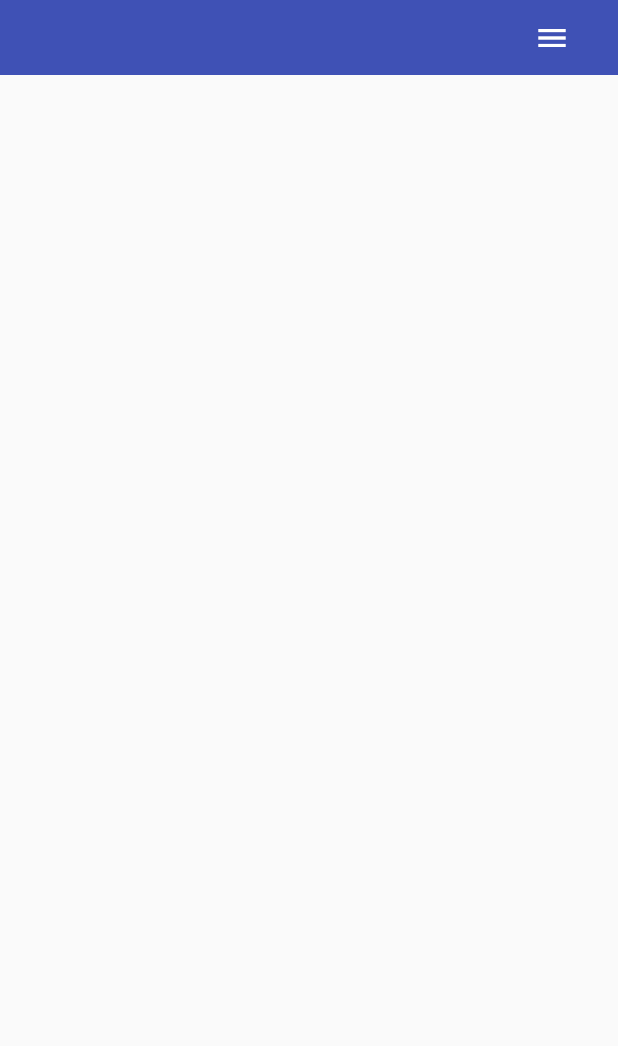
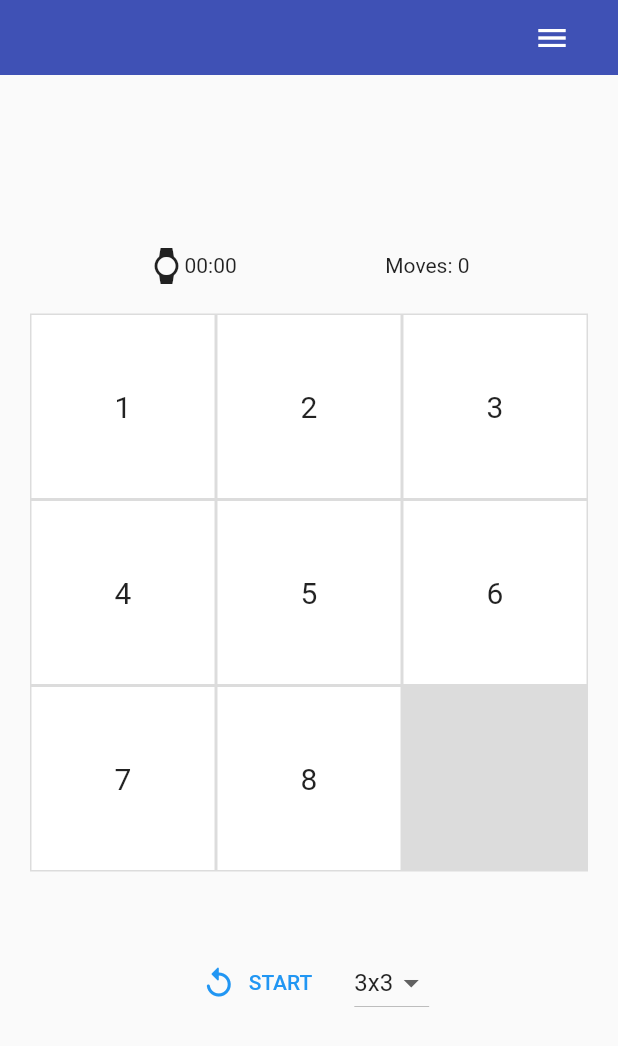
Before and after one commit to MichelVarela/flutter_puzzle_web, a Flutter app: the screen it shows after launch, after a tap on the "discord" icon, on a phone screen of 412 x 824 dp. Shown: the top 1046 px of the screen. Run offline on Flutter 3.47's test engine with Material 2 defaults, Android fonts, the phone set to English and light mode, and no system bars; our stand-ins replace equatable, flutter_hooks, go_router, hooks_riverpod, url_strategy.

Commit message:
apply provider, puzzle OK

```diff
--- a/lib/src/controllers/game_controller.dart
+++ b/lib/src/controllers/game_controller.dart
@@ -1,7 +1,6 @@
 import 'dart:async';
 
 import 'package:flutter/foundation.dart';
-import 'package:hooks_riverpod/hooks_riverpod.dart';
 import 'package:my_app/src/controllers/game_state.dart';
 import 'package:my_app/src/models/puzzle.dart';
 
@@ -14,6 +13,7 @@ class GameController extends ChangeNotifier {
     solved: false,
     moves: 0,
     status: GameStatus.created,
+    type: GameType.clasic,
   );
 
   final ValueNotifier<int> time = ValueNotifier(0);
--- a/lib/src/controllers/game_state.dart
+++ b/lib/src/controllers/game_state.dart
@@ -8,20 +8,26 @@ enum GameStatus {
   solved,
 }
 
+enum GameType {
+  clasic,
+  picture,
+}
+
 class GameState extends Equatable {
-  const GameState({
-    required this.crossAxisCount,
-    required this.puzzle,
-    required this.solved,
-    required this.moves,
-    required this.status,
-  });
+  const GameState(
+      {required this.crossAxisCount,
+      required this.puzzle,
+      required this.solved,
+      required this.moves,
+      required this.status,
+      this.type});
 
   final int crossAxisCount;
   final Puzzle puzzle;
   final bool solved;
   final int moves;
   final GameStatus status;
+  final GameType? type;
 
   GameState copyWith({
     int? crossAxisCount,
@@ -29,6 +35,7 @@ class GameState extends Equatable {
     bool? solved,
     int? moves,
     GameStatus? status,
+    GameType? type,
   }) {
     return GameState(
       crossAxisCount: crossAxisCount ?? this.crossAxisCount,
@@ -36,6 +43,7 @@ class GameState extends Equatable {
       solved: solved ?? this.solved,
       moves: moves ?? this.moves,
       status: status ?? this.status,
+      type: type ?? this.type,
     );
   }
 
@@ -46,5 +54,6 @@ class GameState extends Equatable {
         solved,
         moves,
         status,
+        type,
       ];
 }
--- a/lib/src/screens/game/game_screen_small.dart
+++ b/lib/src/screens/game/game_screen_small.dart
@@ -1,12 +1,78 @@
+import 'dart:async';
+
 import 'package:flutter/material.dart';
+import 'package:provider/provider.dart';
+
+import '../../controllers/game_controller.dart';
+import '../../utils/time_parser.dart';
+import '../../widgets/game_buttons.dart';
+import '../../widgets/puzzle_interactor.dart';
+import '../../widgets/time_and_moves.dart';
 
 class GameScreenSmall extends StatelessWidget {
-  const GameScreenSmall({super.key});
+  const GameScreenSmall({Key? key}) : super(key: key);
 
   @override
   Widget build(BuildContext context) {
-    return Scaffold(
-      body: Container(),
+    return ChangeNotifierProvider(
+      create: (_) {
+        final controller = GameController();
+        controller.onFinish.listen(
+          (_) {
+            Timer(
+              const Duration(
+                milliseconds: 200,
+              ),
+              () {
+                _showWinnerDialog(context, controller);
+              },
+            );
+          },
+        );
+        return controller;
+      },
+      child: Scaffold(
+        body: SafeArea(
+          child: Column(
+            mainAxisAlignment: MainAxisAlignment.center,
+            children: const [
+              TimeAndMoves(),
+              Padding(
+                padding: EdgeInsets.all(20),
+                child: AspectRatio(
+                  aspectRatio: 1,
+                  child: PuzzleInteractor(),
+                ),
+              ),
+              GameButtons(),
+            ],
+          ),
+        ),
+      ),
+    );
+  }
+
+  void _showWinnerDialog(
+    BuildContext context,
+    GameController controller,
+  ) {
+    showDialog(
+      context: context,
+      builder: (context) => AlertDialog(
+        content: Column(
+          mainAxisSize: MainAxisSize.min,
+          children: [
+            const Text("GREAT JOB"),
+            Text("moves: ${controller.state.moves}"),
+            Text("time: ${parseTime(controller.time.value)}"),
+            const SizedBox(height: 20),
+            TextButton(
+              child: const Text("OK"),
+              onPressed: () => Navigator.pop(context),
+            ),
+          ],
+        ),
+      ),
     );
   }
 }
--- /dev/null
+++ b/lib/src/widgets/puzzle_interactor.dart
@@ -0,0 +1,39 @@
+import 'package:flutter/material.dart';
+import 'package:provider/provider.dart';
+
+import '../controllers/game_controller.dart';
+import '../controllers/game_state.dart';
+import 'puzzle_tile.dart';
+
+class PuzzleInteractor extends StatelessWidget {
+  const PuzzleInteractor({Key? key}) : super(key: key);
+
+  @override
+  Widget build(BuildContext context) {
+    return Container(
+      color: Colors.black12,
+      child: LayoutBuilder(
+        builder: (context, constraints) {
+          final controller = context.watch<GameController>();
+          final state = controller.state;
+          final tileSize = constraints.maxWidth / state.crossAxisCount;
+
+          return AbsorbPointer(
+            absorbing: state.status != GameStatus.playing,
+            child: Stack(
+              children: state.puzzle.tiles
+                  .map(
+                    (e) => PuzzleTile(
+                      tile: e,
+                      size: tileSize,
+                      onTap: () => controller.onTileTapped(e),
+                    ),
+                  )
+                  .toList(),
+            ),
+          );
+        },
+      ),
+    );
+  }
+}
--- a/lib/src/widgets/time_and_moves.dart
+++ b/lib/src/widgets/time_and_moves.dart
@@ -1,11 +1,15 @@
-/* import 'package:flutter/material.dart';
+import 'package:flutter/material.dart';
+import 'package:provider/provider.dart';
+
+import '../controllers/game_controller.dart';
+import '../utils/time_parser.dart';
 
 class TimeAndMoves extends StatelessWidget {
   const TimeAndMoves({Key? key}) : super(key: key);
 
   @override
   Widget build(BuildContext context) {
-    //final time = Provider.of<GameController>(context, listen: false).time;
+    final time = Provider.of<GameController>(context, listen: false).time;
 
     return Row(
       mainAxisAlignment: MainAxisAlignment.spaceEvenly,
@@ -35,4 +39,4 @@ class TimeAndMoves extends StatelessWidget {
       ],
     );
   }
-} */
+}
--- a/pubspec.yaml
+++ b/pubspec.yaml
@@ -40,6 +40,7 @@ dependencies:
   flutter_hooks: ^0.18.5+1
   hooks_riverpod: ^2.1.3
   equatable: ^2.0.5
+  provider: ^6.0.5
 
 dev_dependencies:
   flutter_test:
```
Also changed, not shown: lib/src/widgets/game_buttons.dart (+4 -3 lines), pubspec.lock.
